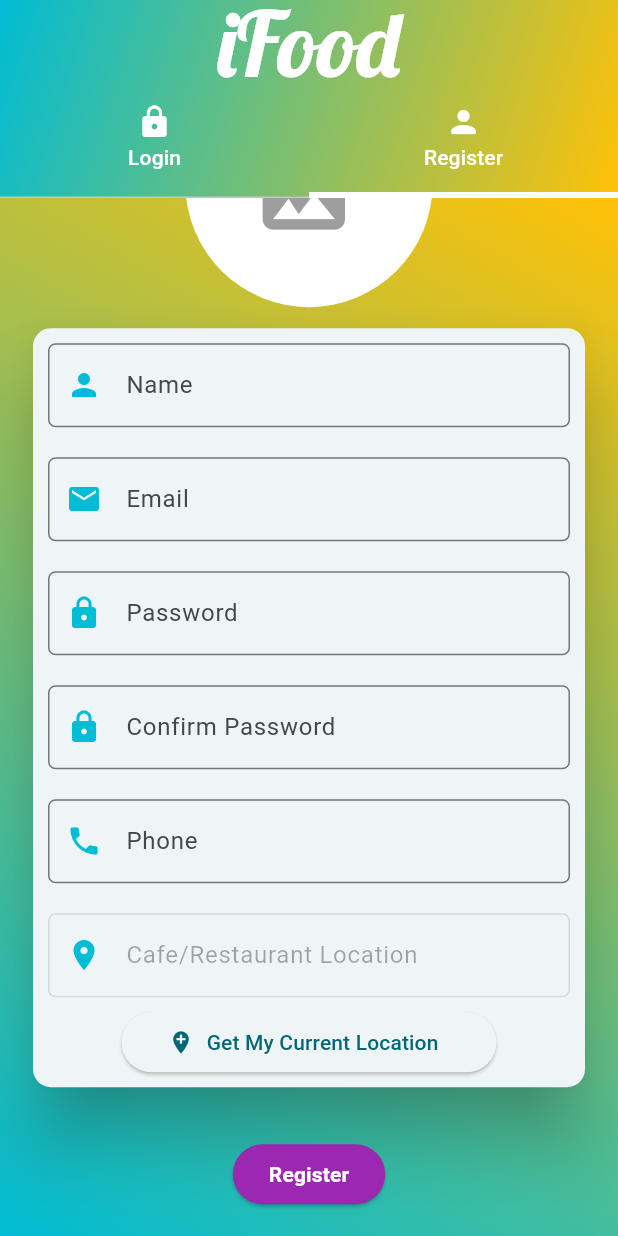
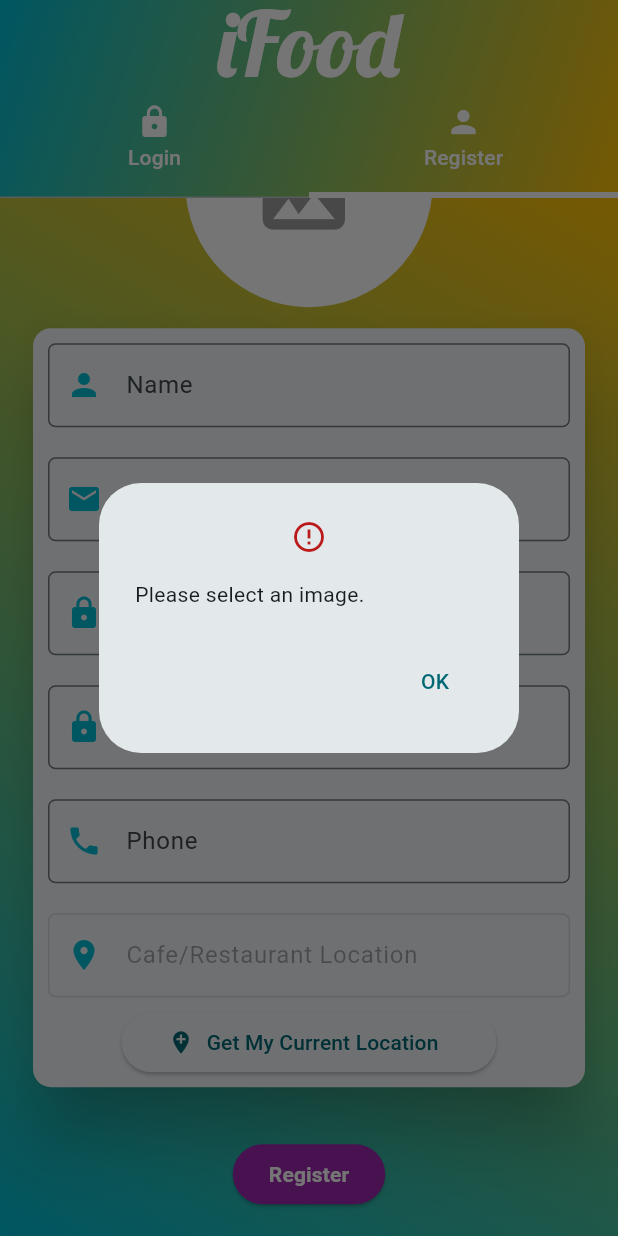
Before and after one commit to KiarashKiani79/ifood, a Flutter app: the screen it shows after launch, tab 2 chosen, scrolled down 110 dp, after a tap on "Register", on a phone screen of 412 x 824 dp. Run offline on Flutter 3.47's test engine with Material 2 defaults, Android fonts, the phone set to English and light mode, and no system bars; our stand-ins replace firebase_core, geocoding, geolocator, image_picker; accounts and stored records are empty.

```diff
--- a/lib/authentication/auth_screen.dart
+++ b/lib/authentication/auth_screen.dart
@@ -83,7 +83,7 @@ class _AuthScreenState extends State<AuthScreen> {
                 tileMode: TileMode.clamp,
               ),
             ),
-            child: TabBarView(
+            child: const TabBarView(
               children: [
                 LoginScreen(),
                 RegisterScreen(),
--- a/lib/authentication/login_screen.dart
+++ b/lib/authentication/login_screen.dart
@@ -23,7 +23,7 @@ class _LoginScreenState extends State<LoginScreen> {
           children: [
             Container(
               alignment: Alignment.bottomCenter,
-              padding: EdgeInsets.all(15),
+              padding: const EdgeInsets.all(15),
               child: Image.asset("images/seller.png", height: 270),
             ),
             Form(
--- a/lib/authentication/register_screen.dart
+++ b/lib/authentication/register_screen.dart
@@ -2,11 +2,14 @@ import 'dart:io';
 import 'package:flutter/material.dart';
 import 'package:geocoding/geocoding.dart';
 import 'package:geolocator/geolocator.dart';
+import 'package:ifood/widgets/error_dialog.dart';
 import 'package:image_picker/image_picker.dart';
 
 import '../widgets/custom_text_field.dart';
 
 class RegisterScreen extends StatefulWidget {
+  const RegisterScreen({super.key});
+
   @override
   _RegisterScreenState createState() => _RegisterScreenState();
 }
@@ -73,6 +76,17 @@ class _RegisterScreenState extends State<RegisterScreen> {
       _getAddressFromLatLng();
     } catch (e) {
       print('Error getting current location: $e');
+    }
+  }
+
+  Future<void> _formValidation() async {
+    if (imageFile == null) {
+      return showDialog(
+        context: context,
+        builder: (_) => const ErrorDialog(
+          message: 'Please select an image.',
+        ),
+      );
     }
   }
 
@@ -159,7 +173,7 @@ class _RegisterScreenState extends State<RegisterScreen> {
             ),
             const SizedBox(height: 30),
             ElevatedButton(
-              onPressed: () {},
+              onPressed: _formValidation,
               style: ButtonStyle(
                 backgroundColor:
                     MaterialStateProperty.all<Color>(Colors.purple),
--- a/lib/main.dart
+++ b/lib/main.dart
@@ -1,6 +1,5 @@
 import 'package:firebase_core/firebase_core.dart';
 import 'package:flutter/material.dart';
-
 import 'package:ifood/splashScreen/splash_screen.dart';
 
 Future<void> main() async {
--- /dev/null
+++ b/lib/widgets/error_dialog.dart
@@ -0,0 +1,26 @@
+import 'package:flutter/material.dart';
+
+class ErrorDialog extends StatelessWidget {
+  final String message;
+
+  const ErrorDialog({Key? key, required this.message}) : super(key: key);
+
+  @override
+  Widget build(BuildContext context) {
+    return AlertDialog(
+      title: Icon(
+        Icons.error_outline,
+        color: Theme.of(context).colorScheme.error,
+      ),
+      content: Text(message),
+      actions: [
+        TextButton(
+          onPressed: () {
+            Navigator.of(context).pop();
+          },
+          child: const Text('OK'),
+        ),
+      ],
+    );
+  }
+}
```
Also changed, not shown: 2 other files.
